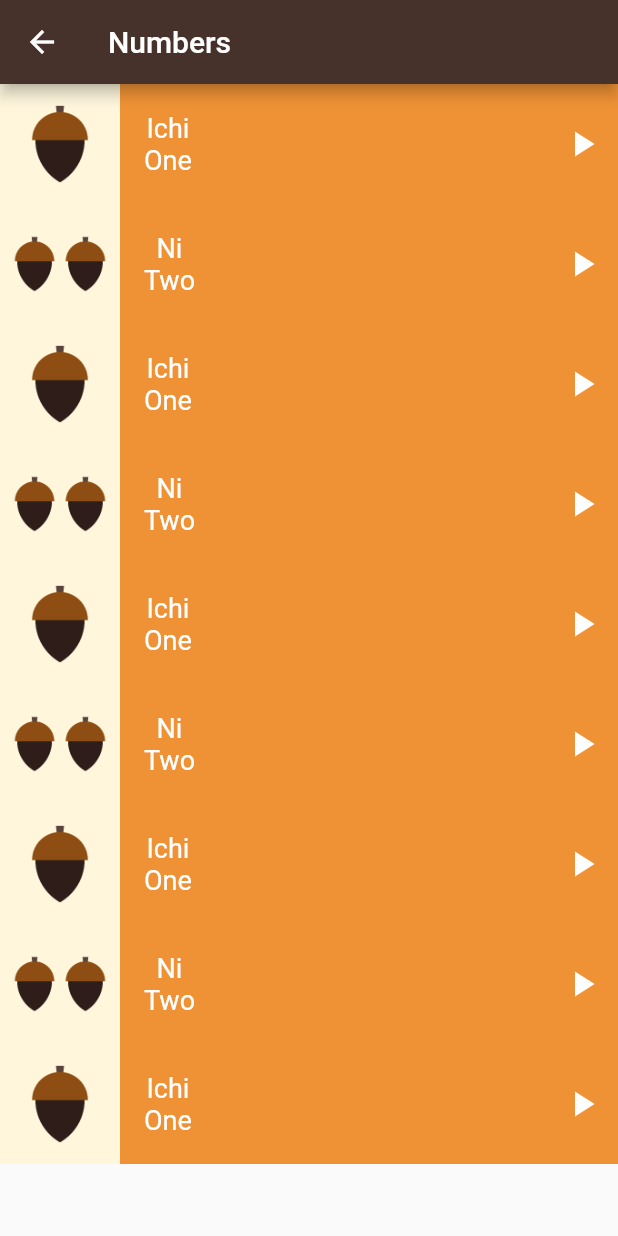
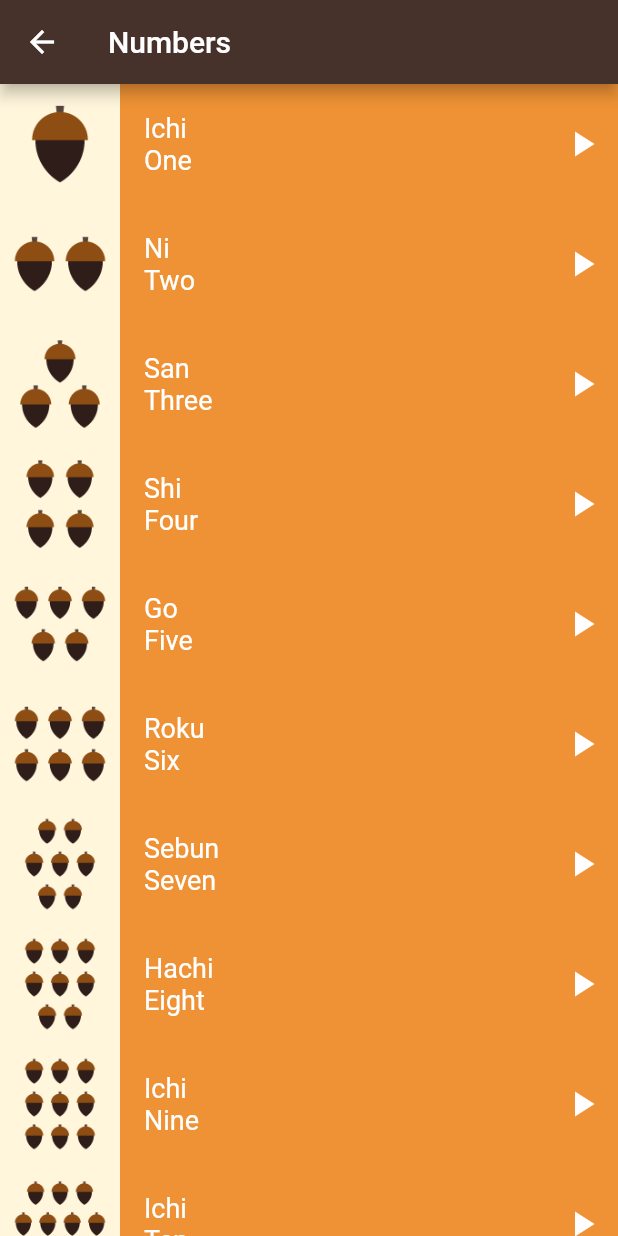
Before and after one commit to ImadDz-7/Toku-Language-Learning-App, a Flutter app: the NumbersScreen screen opened directly, on a phone screen of 412 x 824 dp. Run offline on Flutter 3.47's test engine with Material 2 defaults, Android fonts, the phone set to English and light mode, and no system bars.

Commit message:
Creating list of numbers

```diff
--- a/lib/components/item.dart
+++ b/lib/components/item.dart
@@ -20,6 +20,7 @@
                 ),
                 Column(
                   mainAxisAlignment: MainAxisAlignment.center,
+                  crossAxisAlignment: CrossAxisAlignment.start,
                   children: [
                     Text(
                       number.jpName,
--- a/lib/screens/numbers_screen.dart
+++ b/lib/screens/numbers_screen.dart
@@ -6,16 +6,58 @@
 class NumbersScreen extends StatelessWidget {
   const NumbersScreen({super.key});
 
-  final Number one = const Number(
+  final List<Number> numbers = const [
+    Number(
       image: 'assets/images/numbers/number_one.png',
       jpName: 'Ichi',
       enName: 'One',
-  );
-  final Number two = const Number(
+    ),
+    Number(
       image: 'assets/images/numbers/number_two.png',
       jpName: 'Ni',
       enName: 'Two',
-  );
+    ),
+    Number(
+      image: 'assets/images/numbers/number_three.png',
+      jpName: 'San',
+      enName: 'Three',
+    ),
+    Number(
+      image: 'assets/images/numbers/number_four.png',
+      jpName: 'Shi',
+      enName: 'Four',
+    ),
+    Number(
+      image: 'assets/images/numbers/number_five.png',
+      jpName: 'Go',
+      enName: 'Five',
+    ),
+    Number(
+      image: 'assets/images/numbers/number_six.png',
+      jpName: 'Roku',
+      enName: 'Six',
+    ),
+    Number(
+      image: 'assets/images/numbers/number_seven.png',
+      jpName: 'Sebun',
+      enName: 'Seven',
+    ),
+    Number(
+      image: 'assets/images/numbers/number_eight.png',
+      jpName: 'Hachi',
+      enName: 'Eight',
+    ),
+    Number(
+      image: 'assets/images/numbers/number_nine.png',
+      jpName: 'Ichi',
+      enName: 'Nine',
+    ),
+    Number(
+      image: 'assets/images/numbers/number_ten.png',
+      jpName: 'Ichi',
+      enName: 'Ten',
+    ),
+  ];
 
   @override
   Widget build(BuildContext context) {
@@ -26,15 +68,16 @@
       ),
       body: ListView(
         children: [
-          Item(number: one),
-          Item(number: two),
-          Item(number: one),
-          Item(number: two),
-          Item(number: one),
-          Item(number: two),
-          Item(number: one),
-          Item(number: two),
-          Item(number: one),
+          Item(number: numbers[0]),
+          Item(number: numbers[1]),
+          Item(number: numbers[2]),
+          Item(number: numbers[3]),
+          Item(number: numbers[4]),
+          Item(number: numbers[5]),
+          Item(number: numbers[6]),
+          Item(number: numbers[7]),
+          Item(number: numbers[8]),
+          Item(number: numbers[9]),
         ],
       ),
     );
```
Lines whose indentation alone changed are shown as unchanged.
